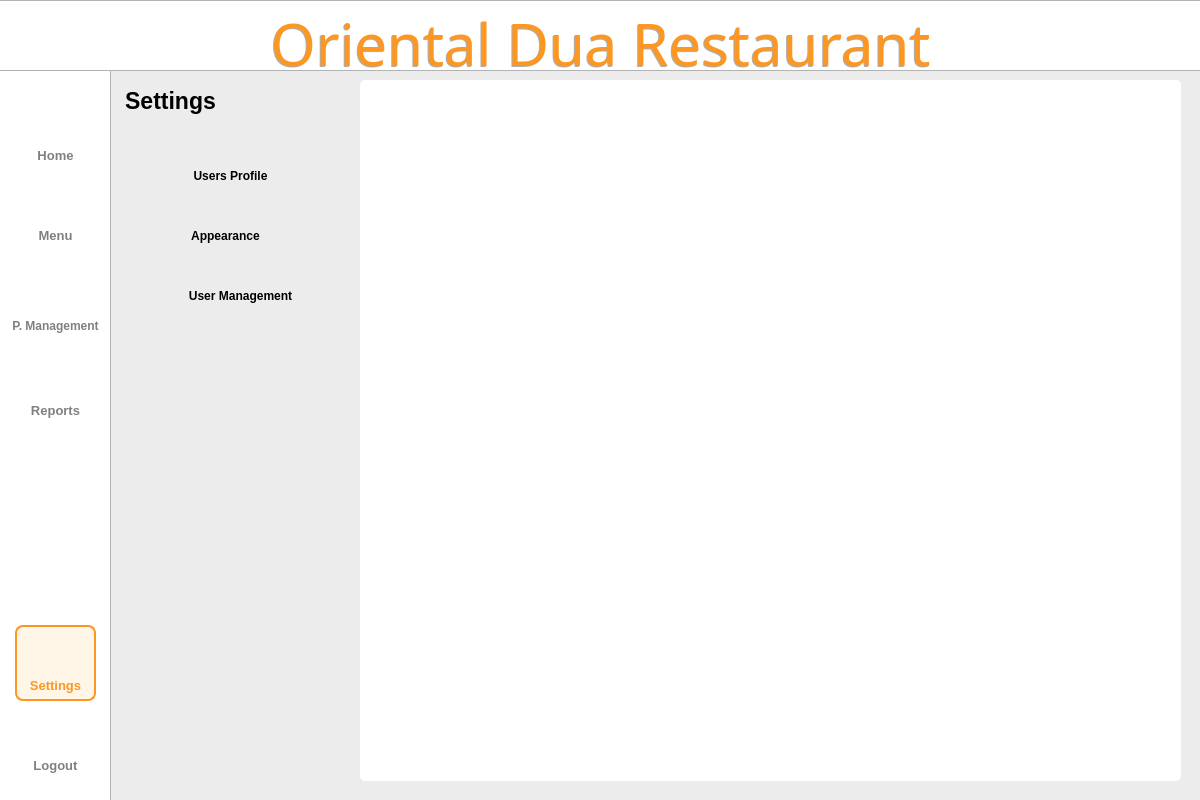
Before: the Qt Designer form ProjectApp/ui/settingscreen.ui in Patatims/CCSFEN2_Project, drawn with Qt 5.
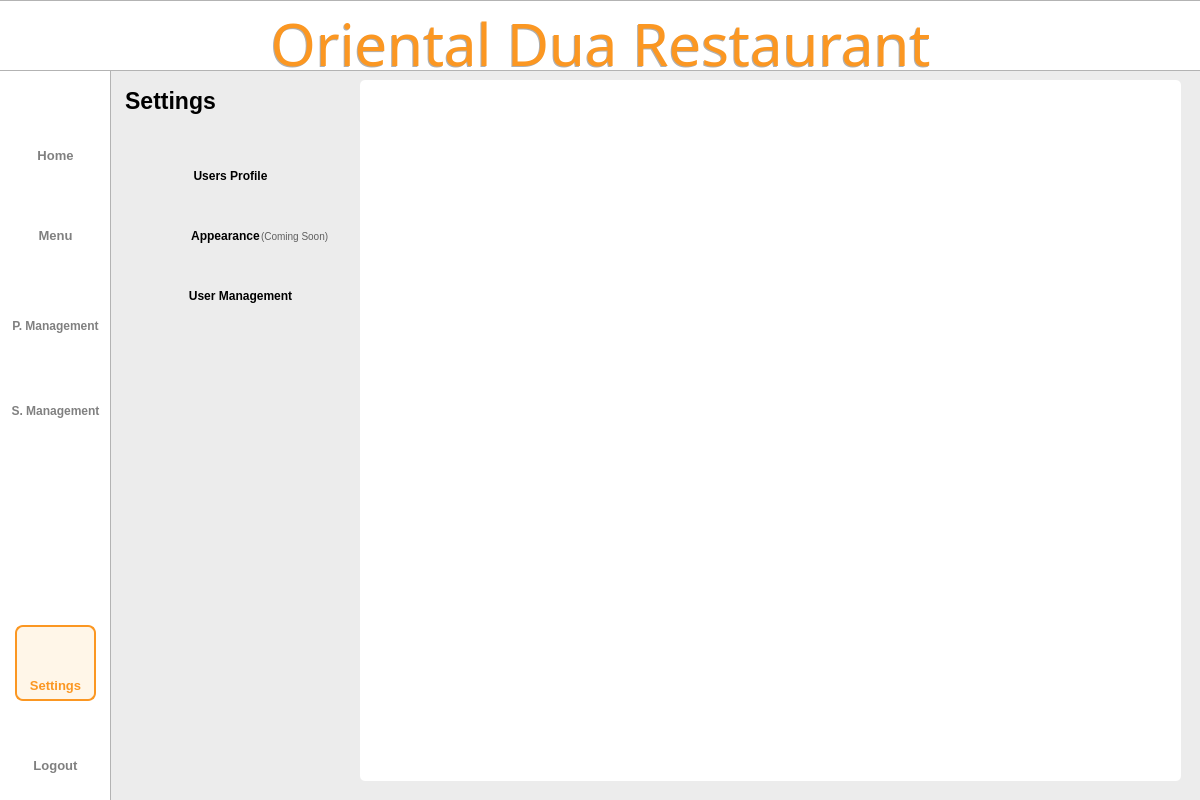
After: the same form once the commit is applied. Icons and pictures are not drawn.

What changed in the file:
```diff
--- a/ProjectApp/ui/settingscreen.ui
+++ b/ProjectApp/ui/settingscreen.ui
@@ -391,36 +391,6 @@
      <string>Menu</string>
     </property>
    </widget>
-   <widget class="QPushButton" name="reportbtn">
-    <property name="geometry">
-     <rect>
-      <x>15</x>
-      <y>395</y>
-      <width>81</width>
-      <height>31</height>
-     </rect>
-    </property>
-    <property name="styleSheet">
-     <string notr="true">QPushButton{
-    color: rgba(0,0,0, 0.5);
-    font-family: 'Inter';
-    font-size: 13px;
-    font-weight: 500;
-	border:none;
-}
-
-QPushButton:hover{
-color: #FB9722;
-border: 2px solid #FB9722;
-border-radius: 8px;
-background-color: rgba(255, 167, 25, 0.1);
-}
-</string>
-    </property>
-    <property name="text">
-     <string>Reports</string>
-    </property>
-   </widget>
    <widget class="QLabel" name="menuIcon">
     <property name="geometry">
      <rect>
@@ -775,6 +745,64 @@
      <bool>true</bool>
     </property>
    </widget>
+   <widget class="QPushButton" name="reportbtn">
+    <property name="geometry">
+     <rect>
+      <x>5</x>
+      <y>395</y>
+      <width>101</width>
+      <height>31</height>
+     </rect>
+    </property>
+    <property name="styleSheet">
+     <string notr="true">QPushButton{
+    color: rgba(0,0,0, 0.5);
+    font-family: 'Inter';
+    font-size: 12px;
+    font-weight: 500;
+	border:none;
+}
+
+QPushButton:hover{
+color: #FB9722;
+border: 2px solid #FB9722;
+border-radius: 8px;
+background-color: rgba(255, 167, 25, 0.1);
+}</string>
+    </property>
+    <property name="text">
+     <string>S. Management</string>
+    </property>
+   </widget>
+   <widget class="QLabel" name="label_11">
+    <property name="geometry">
+     <rect>
+      <x>261</x>
+      <y>230</y>
+      <width>81</width>
+      <height>16</height>
+     </rect>
+    </property>
+    <property name="styleSheet">
+     <string notr="true">QLabel{
+   
+	color: rgba(0, 0, 0, 0.6);
+    font-family: &quot;Roboto&quot;;
+    font-size: 10px;
+    font-weight: 400;
+
+}</string>
+    </property>
+    <property name="text">
+     <string>(Coming Soon)</string>
+    </property>
+    <property name="alignment">
+     <set>Qt::AlignLeading|Qt::AlignLeft|Qt::AlignTop</set>
+    </property>
+    <property name="wordWrap">
+     <bool>false</bool>
+    </property>
+   </widget>
    <zorder>sidebar</zorder>
    <zorder>titlebar</zorder>
    <zorder>whitebg</zorder>
```
Left out of the diff: 3 changed lines with no effect on the pictures.
